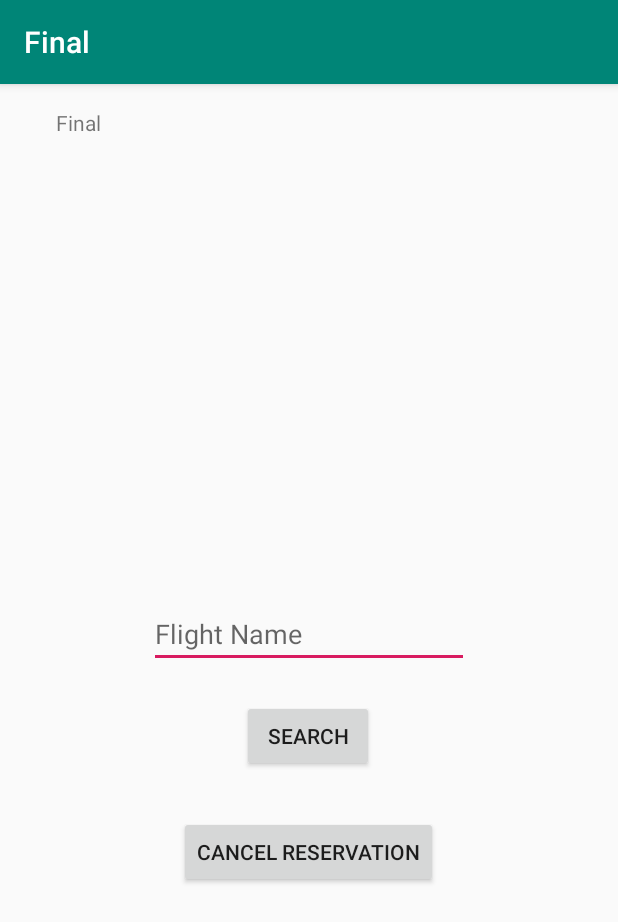
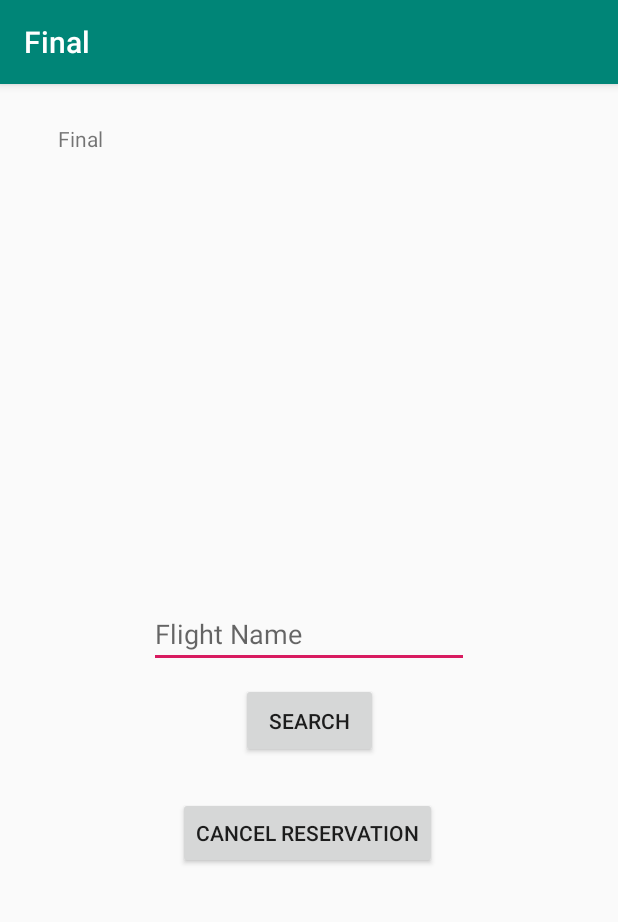
Before and after one commit to sadisitcsatan/338Final, an Android app: the Flights screen opened directly, with no data from a screen before it, after a tap on "CANCEL RESERVATION", on a phone screen of 412 x 824 dp. Shown: the top 922 px of the screen. Run offline under Robolectric (Android 15) with nearby library versions, the phone set to English and light mode, and no system bars; our stand-ins replace Room's generated code; 2 other taps on this screen came first.

Commit message:
fixed all bugs in order to do requirments

```diff
--- a/app/src/main/java/com/example/finalflight/AdminHome.java
+++ b/app/src/main/java/com/example/finalflight/AdminHome.java
@@ -2,6 +2,7 @@ package com.example.finalflight;
 
 import android.content.Intent;
 import android.os.Bundle;
+import android.text.method.ScrollingMovementMethod;
 import android.view.View;
 import android.widget.Button;
 import android.widget.TextView;
@@ -28,6 +29,7 @@ public class AdminHome extends AppCompatActivity {
         setContentView(R.layout.activity_admin_home);
         mMainLog = (TextView) findViewById(R.id.mainLog);
         mAddFlight = (Button) findViewById(R.id.addFlight);
+        mMainLog.setMovementMethod(new ScrollingMovementMethod());
         mLogDao = Room.databaseBuilder(this, MainDatabase.class, MainDatabase.dbName)
                 .allowMainThreadQueries()
                 .build()
--- a/app/src/main/java/com/example/finalflight/Flights.java
+++ b/app/src/main/java/com/example/finalflight/Flights.java
@@ -7,6 +7,7 @@ import androidx.room.RoomDatabase;
 import android.content.Intent;
 import android.content.SharedPreferences;
 import android.os.Bundle;
+import android.text.method.ScrollingMovementMethod;
 import android.view.View;
 import android.widget.Button;
 import android.widget.EditText;
@@ -48,6 +49,7 @@ public class Flights extends AppCompatActivity {
         mArrival = findViewById(R.id.arrive);
         mResname = findViewById(R.id.flightName);
         mFlightLog = findViewById(R.id.flighLog);
+        mFlightLog.setMovementMethod(new ScrollingMovementMethod());
         mSearchres = findViewById(R.id.searchRes);
         mReservDao = Room.databaseBuilder(this,MainDatabase.class,MainDatabase.dbName)
                 .allowMainThreadQueries()
@@ -115,6 +117,7 @@ public class Flights extends AppCompatActivity {
                 for (Flight flight : mFlights){
                     stringBuilder.append(flight);
                     stringBuilder.append('\n');
+                    stringBuilder.append('\n');
                 }
                 print = stringBuilder.toString();
                 if (stringBuilder.toString().equals("")){
@@ -127,6 +130,7 @@ public class Flights extends AppCompatActivity {
                 for (Flight flight : mFlights){
                     stringBuilder.append(flight);
                     stringBuilder.append('\n');
+                    stringBuilder.append('\n');
                 }
                 print = stringBuilder.toString();
                 if (stringBuilder.toString().equals("")){
@@ -138,6 +142,7 @@ public class Flights extends AppCompatActivity {
                 StringBuilder stringBuilder = new StringBuilder();
                 for (Flight flight : mFlights){
                     stringBuilder.append(flight);
+                    stringBuilder.append('\n');
                     stringBuilder.append('\n');
                 }
                 print = stringBuilder.toString();
--- a/app/src/main/java/com/example/finalflight/Reservation.java
+++ b/app/src/main/java/com/example/finalflight/Reservation.java
@@ -8,7 +8,7 @@ import com.example.finalflight.DB.MainDatabase;
 @Entity(tableName = MainDatabase.RESERVATION_TABLE)
 public class Reservation {
 
-    @PrimaryKey
+    @PrimaryKey(autoGenerate = true)
     private int mResId;
     private String mFlightName;
     private int mSeats;
--- a/app/src/main/res/layout/activity_cancellation.xml
+++ b/app/src/main/res/layout/activity_cancellation.xml
@@ -18,42 +18,42 @@
         android:text="@string/app_name"
         app:layout_constraintBottom_toBottomOf="parent"
         app:layout_constraintEnd_toEndOf="parent"
-        app:layout_constraintHorizontal_bias="0.481"
         app:layout_constraintStart_toStartOf="parent"
         app:layout_constraintTop_toTopOf="parent"
-        app:layout_constraintVertical_bias="0.0" />
+        app:layout_constraintVertical_bias="0.023" />
 
     <Button
         android:id="@+id/seaRch"
-        android:layout_width="wrap_content"
-        android:layout_height="wrap_content"
-        android:layout_marginTop="12dp"
-        android:layout_marginBottom="300dp"
+        android:layout_width="91dp"
+        android:layout_height="50dp"
         android:onClick="searchReservation"
         android:text="@string/search"
         app:layout_constraintBottom_toBottomOf="parent"
         app:layout_constraintEnd_toEndOf="parent"
-        app:layout_constraintHorizontal_bias="0.498"
+        app:layout_constraintHorizontal_bias="0.5"
         app:layout_constraintStart_toStartOf="parent"
-        app:layout_constraintTop_toBottomOf="@+id/namedeFlight" />
+        app:layout_constraintTop_toBottomOf="@+id/namedeFlight"
+        app:layout_constraintVertical_bias="0.03" />
 
     <Button
         android:id="@+id/cancer"
         android:layout_width="wrap_content"
         android:layout_height="wrap_content"
-        android:layout_marginBottom="232dp"
+        android:layout_marginTop="475dp"
         android:onClick="cancelReservation"
         android:text="@string/cancelRes"
         app:layout_constraintBottom_toBottomOf="parent"
         app:layout_constraintEnd_toEndOf="parent"
-        app:layout_constraintHorizontal_bias="0.498"
-        app:layout_constraintStart_toStartOf="parent" />
+        app:layout_constraintHorizontal_bias="0.497"
+        app:layout_constraintStart_toStartOf="parent"
+        app:layout_constraintTop_toTopOf="parent"
+        app:layout_constraintVertical_bias="0.0" />
 
     <EditText
         android:id="@+id/namedeFlight"
         android:layout_width="wrap_content"
         android:layout_height="wrap_content"
-        android:layout_marginBottom="80dp"
+        android:layout_marginTop="5dp"
         android:ems="10"
         android:hint="Flight Name"
         android:inputType="textPersonName"
@@ -61,7 +61,7 @@
         app:layout_constraintEnd_toEndOf="parent"
         app:layout_constraintStart_toStartOf="parent"
         app:layout_constraintTop_toBottomOf="@+id/cacnelLog"
-        app:layout_constraintVertical_bias="0.714" />
+        app:layout_constraintVertical_bias="0.256" />
 
     <TextView
         android:id="@+id/cancelRes"
```
Also changed, not shown: app/src/main/java/com/example/finalflight/AddFlight.java (+52 -30 lines), app/src/main/java/com/example/finalflight/MainActivity.java (+43 -0 lines), app/src/main/java/com/example/finalflight/Reserve.java (+20 -1 lines), app/src/main/java/com/example/finalflight/signup.java (+6 -6 lines), 1 other file.
